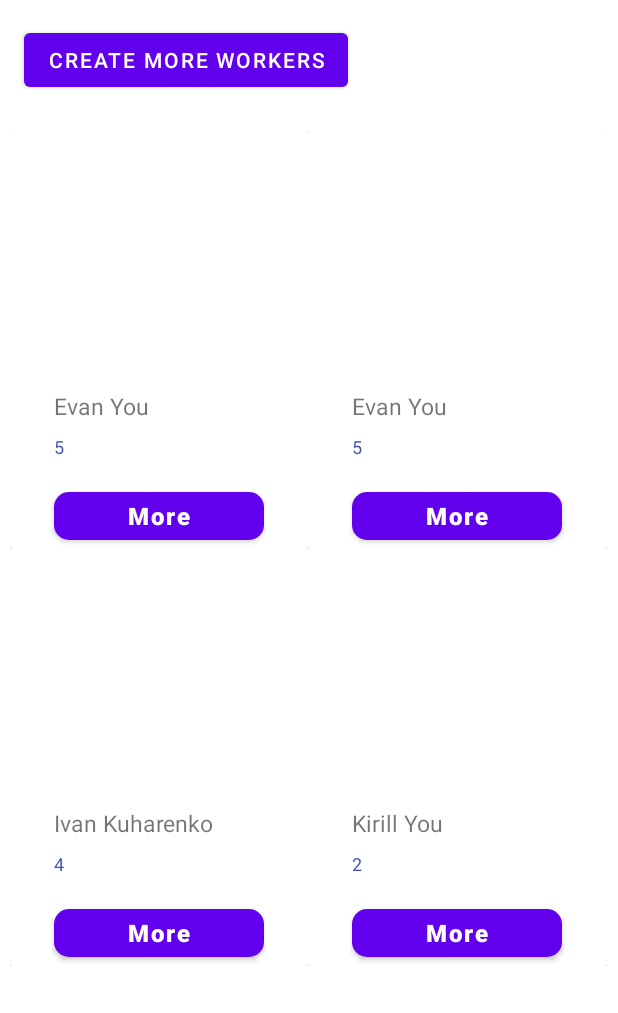
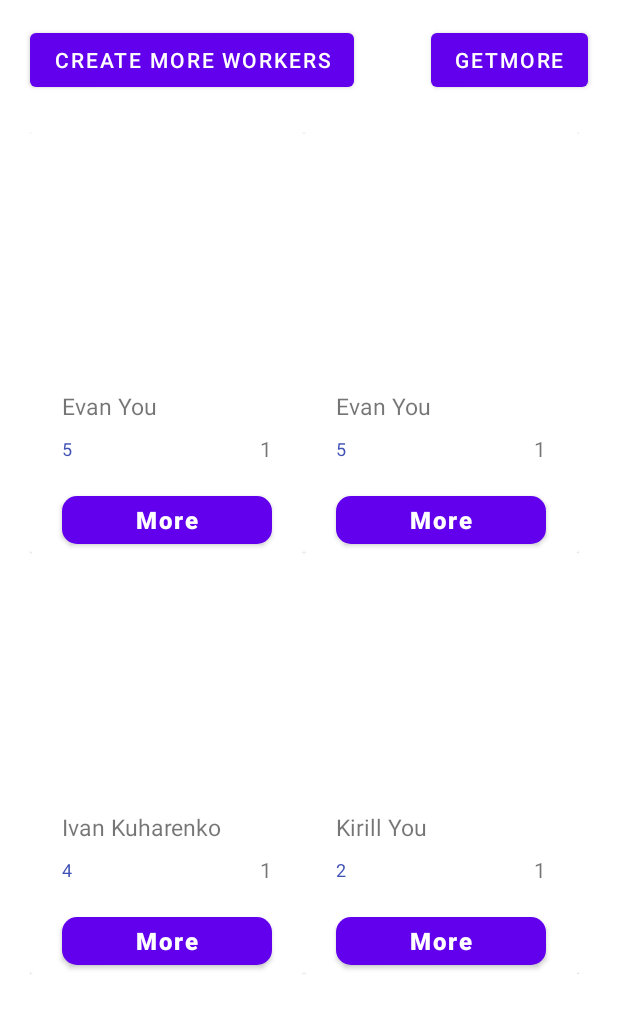
Before and after one commit to Loksli17/MobileJava-only-client-, an Android app: the screen it shows after launch (MainActivity), after a tap on "CREATE MORE WORKERS", on a phone screen of 412 x 824 dp. Shown: the top 1013 px of the screen. Run offline under Robolectric (Android 15) with nearby library versions, the phone set to English and light mode, and no system bars; 1 statement that could not run was skipped.

Commit message:
+ worker delete

```diff
--- a/app/src/main/java/com/example/databaseapp/Adapters/WorkerAdapter.java
+++ b/app/src/main/java/com/example/databaseapp/Adapters/WorkerAdapter.java
@@ -47,7 +47,9 @@ public class WorkerAdapter extends RecyclerView.Adapter<WorkerAdapter.ViewHolder
 
         Worker worker = workers.get(position);
 
+        //There are add data in xml-file from worker object
         holder.workerName.setText(worker.getName());
+        holder.workerId.setText(String.valueOf(worker.getId()));
 
         String uri = "@drawable/" + worker.getImg();
         int imageResource = inflater.getContext().getResources().getIdentifier(uri, null, inflater.getContext().getPackageName());
@@ -56,17 +58,15 @@ public class WorkerAdapter extends RecyclerView.Adapter<WorkerAdapter.ViewHolder
 
         holder.workerPosition.setText(String.valueOf(worker.getPositionId()));
 
-        holder.moreWorkerBtn.setOnClickListener(new View.OnClickListener() {
-            @Override
-            public void onClick(View v) {
-                Context ctx = inflater.getContext(); //This is amazing way to get current Activity =))))
+        holder.moreWorkerBtn.setOnClickListener(v -> {
+            Context ctx = inflater.getContext(); //This is amazing way to get current Activity =))))
 
-                Intent intent = new Intent(ctx, WorkerViewActivity.class);
-                intent.putExtra("id", worker.getId());
-                ctx.startActivity(intent);
-            }
+            Intent intent = new Intent(ctx, WorkerViewActivity.class);
+            intent.putExtra("id", worker.getId());
+            ctx.startActivity(intent);
         });
     }
+
 
     @Override
     public int getItemCount() {
@@ -77,7 +77,7 @@ public class WorkerAdapter extends RecyclerView.Adapter<WorkerAdapter.ViewHolder
 
     public class ViewHolder extends RecyclerView.ViewHolder {
 
-        public TextView workerName, workerPosition;
+        public TextView workerName, workerPosition, workerId;
         public ImageView workerImage;
         public Button moreWorkerBtn;
 
@@ -88,6 +88,7 @@ public class WorkerAdapter extends RecyclerView.Adapter<WorkerAdapter.ViewHolder
             workerPosition = itemView.findViewById(R.id.positionWorkerView);
             workerImage    = itemView.findViewById(R.id.imageWorkerView);
             moreWorkerBtn  = itemView.findViewById(R.id.moreWorkerBtn);
+            workerId       = itemView.findViewById(R.id.idWorkerView);
         }
     }
 }
--- a/app/src/main/java/com/example/databaseapp/Database/DbWorkers.java
+++ b/app/src/main/java/com/example/databaseapp/Database/DbWorkers.java
@@ -50,7 +50,7 @@ public class DbWorkers {
 
     public ArrayList<Worker> getMany(int skip, int take){
 
-        Cursor            cursor  = db.query(DbWorkers.tableName, null, null, null, null, null, "id DESC", skip + ", " + take);
+        Cursor cursor = db.rawQuery("select * from " + DbWorkers.tableName + " order by id desc " + " limit " + skip + ", " + take, null);
         ArrayList<Worker> workers = new ArrayList<>();
 
         cursor.moveToFirst();
@@ -63,7 +63,7 @@ public class DbWorkers {
                 long   positionId = cursor.getLong(3);
                 String img        = cursor.getString(4);
 
-                //It is OOP pattern Builder. Why pattern? Because I wanna flex.
+                //It is OOP-pattern Builder. Why pattern? Because I wanna flex.
                 Worker worker = new WorkerBuilder()
                         .setId(id)
                         .setDateBorn(new Date())
@@ -82,12 +82,12 @@ public class DbWorkers {
     public Worker getOne(long id) {
 
         Cursor cursor = db.rawQuery("Select * from " + DbWorkers.tableName + " where id = " + id, null);
-        Worker worker = new Worker();
+        Worker worker;
 
         cursor.moveToFirst();
 
         String name       = cursor.getString(1);
-//                Date   dateBorn   = new Date(cursor.getString(2));
+//                Date   dateBorn   = new Date(cursor.getString(2)); // i should win it!!!
         long   positionId = cursor.getLong(3);
         String img        = cursor.getString(4);
 
@@ -101,4 +101,14 @@ public class DbWorkers {
         return worker;
     }
 
+
+    public void removeOne(long id){
+       Cursor cursor = db.rawQuery("Delete from " + DbWorkers.tableName + " where id = " + id, null);
+       cursor.moveToFirst();
+    }
+
+
+    public void editOne(Worker w) {
+
+    }
 }
--- a/app/src/main/java/com/example/databaseapp/MainActivity.java
+++ b/app/src/main/java/com/example/databaseapp/MainActivity.java
@@ -33,6 +33,7 @@ public class MainActivity extends AppCompatActivity {
     WorkerAdapter adapter;
 
     int take = 10;
+    int skip = 0;
 
     @Override
     protected void onCreate(Bundle savedInstanceState) {
@@ -55,6 +56,7 @@ public class MainActivity extends AppCompatActivity {
 
         this.getWorkers();
         this.bindCreateWorkersBtn();
+        this.bindGetMoreWorkersBtn();
     }
 
 
@@ -66,6 +68,19 @@ public class MainActivity extends AppCompatActivity {
             @Override
             public void onClick(View v) {
                 createWorkers();
+            }
+        });
+    }
+
+
+    private void bindGetMoreWorkersBtn() {
+
+        Button btn = findViewById(R.id.getMoreWorkersBtn);
+
+        btn.setOnClickListener(new View.OnClickListener() {
+            @Override
+            public void onClick(View v) {
+                getWorkers();
             }
         });
     }
@@ -94,10 +109,11 @@ public class MainActivity extends AppCompatActivity {
 
         AsyncTask.execute(() -> {
             try {
-                ArrayList<Worker> workersDb = workersDbConn.getMany(0, take);
+                ArrayList<Worker> workersDb = workersDbConn.getMany(skip, take);
                 workers.addAll(workersDb);
 
                 runOnUiThread(() -> {
+                    skip += take;
                     Toast.makeText(MainActivity.this, "Workers were downloaded", Toast.LENGTH_SHORT).show();
                     adapter.notifyDataSetChanged();
                 });
--- a/app/src/main/res/layout/activity_main.xml
+++ b/app/src/main/res/layout/activity_main.xml
@@ -8,9 +8,14 @@
 
     <androidx.recyclerview.widget.RecyclerView
         android:id="@+id/WorkerAdapterView"
-        android:layout_width="398dp"
+        android:layout_width="0dp"
         android:layout_height="574dp"
+        android:layout_marginStart="20dp"
         android:layout_marginTop="24dp"
+        android:layout_marginEnd="20dp"
+        android:scrollbarSize="6dp"
+        android:scrollbarStyle="insideInset"
+        android:scrollbars="vertical"
         app:layout_constraintEnd_toEndOf="parent"
         app:layout_constraintHorizontal_bias="0.461"
         app:layout_constraintStart_toStartOf="parent"
@@ -21,9 +26,19 @@
         android:id="@+id/createWorkersBtn"
         android:layout_width="wrap_content"
         android:layout_height="wrap_content"
-        android:layout_marginStart="16dp"
+        android:layout_marginStart="20dp"
         android:layout_marginTop="16dp"
         android:text="Create more workers"
         app:layout_constraintStart_toStartOf="parent"
         app:layout_constraintTop_toTopOf="parent" />
+
+    <Button
+        android:id="@+id/getMoreWorkersBtn"
+        android:layout_width="wrap_content"
+        android:layout_height="wrap_content"
+        android:layout_marginTop="16dp"
+        android:layout_marginEnd="20dp"
+        android:text="getMore"
+        app:layout_constraintEnd_toEndOf="parent"
+        app:layout_constraintTop_toTopOf="parent" />
 </androidx.constraintlayout.widget.ConstraintLayout>
--- a/app/src/main/res/layout/fragment_worker_view.xml
+++ b/app/src/main/res/layout/fragment_worker_view.xml
@@ -93,14 +93,14 @@
                 android:layout_marginStart="8dp"
                 android:text="Add exp"
                 app:layout_constraintBottom_toBottomOf="parent"
-                app:layout_constraintEnd_toStartOf="@+id/button3"
+                app:layout_constraintEnd_toStartOf="@+id/deleteWorkerBtn"
                 app:layout_constraintHorizontal_bias="0.446"
                 app:layout_constraintStart_toEndOf="@+id/button"
                 app:layout_constraintTop_toTopOf="parent"
                 app:layout_constraintVertical_bias="0.0" />
 
             <Button
-                android:id="@+id/button3"
+                android:id="@+id/deleteWorkerBtn"
                 android:layout_width="wrap_content"
                 android:layout_height="wrap_content"
                 android:text="Delete"
--- a/app/src/main/res/layout/worker_card.xml
+++ b/app/src/main/res/layout/worker_card.xml
@@ -14,6 +14,37 @@
         <androidx.constraintlayout.widget.ConstraintLayout
             android:layout_width="match_parent"
             android:layout_height="wrap_content">
+
+            <androidx.constraintlayout.widget.ConstraintLayout
+                android:id="@+id/constraintLayout"
+                android:layout_width="140dp"
+                android:layout_height="wrap_content"
+                android:layout_marginTop="8dp"
+                app:layout_constraintEnd_toEndOf="parent"
+                app:layout_constraintHorizontal_bias="0.498"
+                app:layout_constraintStart_toStartOf="parent"
+                app:layout_constraintTop_toBottomOf="@+id/nameWorkerView">
+
+                <TextView
+                    android:id="@+id/idWorkerView"
+                    android:layout_width="wrap_content"
+                    android:layout_height="wrap_content"
+                    android:text="TextView"
+                    app:layout_constraintBottom_toBottomOf="parent"
+                    app:layout_constraintEnd_toEndOf="parent"
+                    app:layout_constraintTop_toTopOf="parent" />
+
+                <TextView
+                    android:id="@+id/positionWorkerView"
+                    android:layout_width="wrap_content"
+                    android:layout_height="wrap_content"
+                    android:text="TextView"
+                    android:textColor="#3F51B5"
+                    android:textSize="12sp"
+                    app:layout_constraintBottom_toBottomOf="parent"
+                    app:layout_constraintStart_toStartOf="parent"
+                    app:layout_constraintTop_toTopOf="parent" />
+            </androidx.constraintlayout.widget.ConstraintLayout>
 
             <ImageView
                 android:id="@+id/imageWorkerView"
@@ -51,20 +82,8 @@
                 app:layout_constraintEnd_toEndOf="parent"
                 app:layout_constraintHorizontal_bias="0.498"
                 app:layout_constraintStart_toStartOf="parent"
-                app:layout_constraintTop_toBottomOf="@+id/positionWorkerView" />
+                app:layout_constraintTop_toBottomOf="@+id/constraintLayout" />
 
-            <TextView
-                android:id="@+id/positionWorkerView"
-                android:layout_width="140dp"
-                android:layout_height="wrap_content"
-                android:layout_marginTop="8dp"
-                android:text="TextView"
-                android:textColor="#3F51B5"
-                android:textSize="12sp"
-                app:layout_constraintEnd_toEndOf="parent"
-                app:layout_constraintHorizontal_bias="0.498"
-                app:layout_constraintStart_toStartOf="parent"
-                app:layout_constraintTop_toBottomOf="@+id/nameWorkerView" />
         </androidx.constraintlayout.widget.ConstraintLayout>
     </androidx.cardview.widget.CardView>
 </androidx.constraintlayout.widget.ConstraintLayout>
```
Also changed, not shown: app/src/main/java/com/example/databaseapp/Fragments/WorkerView.java (+31 -0 lines).
